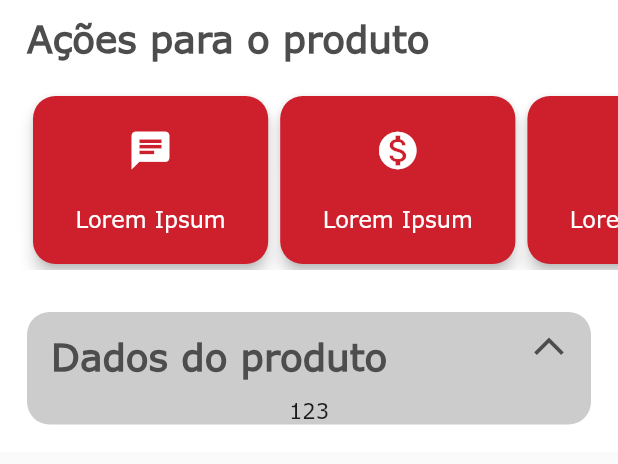
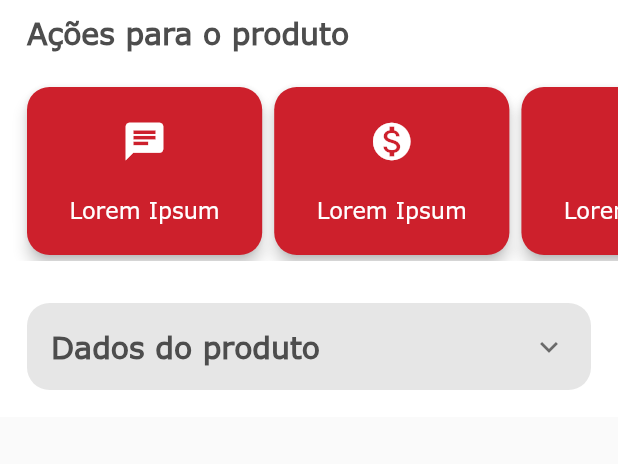
Before and after one commit to pedrocurzel/Desafio-Agrale, a Flutter app: the ProdutoActions widget shown alone on an empty page, opened directly with empty values, on a phone screen of 412 x 824 dp. Shown: the top 464 px of the screen. Run offline on Flutter 3.47's test engine with Material 2 defaults, Android fonts, the phone set to English and light mode, and no system bars.

Commit message:
Continuação da tela de consulta de chassis

```diff
--- a/lib/Screens/Chassi/consulta_chassi_screen.dart
+++ b/lib/Screens/Chassi/consulta_chassi_screen.dart
@@ -36,12 +36,7 @@ class _ConsultaChassiScreenState extends State<ConsultaChassiScreen> {
             decoration: BoxDecoration(
                 color: Colors.white,
                 border: Border(
-                bottom: BorderSide(
-                  color: Color(lightGrey),
-                  width: 1
-                )
-              )
-            ),
+                    bottom: BorderSide(color: Color(lightGrey), width: 1))),
             padding: const EdgeInsets.all(18.0),
             child: Column(
               children: [
@@ -106,7 +101,8 @@ class _ConsultaChassiScreenState extends State<ConsultaChassiScreen> {
                                       errorBorder: zerarBordasInput(),
                                       focusedErrorBorder: zerarBordasInput(),
                                       disabledBorder: zerarBordasInput(),
-                                      suffixIcon: chassiController.text != "" ? IconButton(
+                                      suffixIcon: chassiController.text != ""
+                                          ? IconButton(
                                               onPressed: () {
                                                 if (!isSearching) {
                                                   chassiController.clear();
@@ -120,7 +116,8 @@ class _ConsultaChassiScreenState extends State<ConsultaChassiScreen> {
                                                 Icons.close,
                                                 color: Color(lightGrey),
                                               ),
-                                      ) : null),
+                                            )
+                                          : null),
                                 ),
                               ),
                               Expanded(
@@ -145,9 +142,9 @@ class _ConsultaChassiScreenState extends State<ConsultaChassiScreen> {
                                         },
                                         icon: Icon(
                                           Icons.search,
-                                          color: isSearching
-                                              ? Color(lightGrey)
-                                              : Color(baseRed),
+                                          color: !isSearching && validateText()
+                                              ? Color(baseRed)
+                                              : Color(lightGrey),
                                           size: 30,
                                         ))
                                   ],
@@ -163,7 +160,14 @@ class _ConsultaChassiScreenState extends State<ConsultaChassiScreen> {
               ],
             ),
           ),
-          isSearching ? Padding(padding: EdgeInsets.only(top: 20), child: CircularProgressIndicator(color: Color(baseRed),),) : SizedBox(),
+          isSearching
+              ? Padding(
+                  padding: EdgeInsets.only(top: 20),
+                  child: CircularProgressIndicator(
+                    color: Color(baseRed),
+                  ),
+                )
+              : SizedBox(),
           produto != null ? ProdutoActions(product: produto!) : SizedBox(),
         ],
       ),
@@ -204,6 +208,7 @@ class _ConsultaChassiScreenState extends State<ConsultaChassiScreen> {
     print("search begin");
     setState(() {
       isSearching = true;
+      produto = null;
     });
     await searchProduct();
   }
--- a/lib/Screens/Menu/menu_screen.dart
+++ b/lib/Screens/Menu/menu_screen.dart
@@ -1,7 +1,10 @@
 import 'package:flutter/material.dart';
+
+import '../../models/produto.dart';
 
 class MenuScreen extends StatefulWidget {
   MenuScreen({Key? key}) : super(key: key);
+
   @override
   State<MenuScreen> createState() => _MenuScreenState();
 }
--- a/lib/consts/consts.dart
+++ b/lib/consts/consts.dart
@@ -5,12 +5,13 @@ const int lightGrey = 0xFFCCCCCC;
 const int darkGrey = 0xFF4D4D4D;
 const int appGrey = 0xFF8C8C8C;
 const backgroundWhite = 0xFFE5E5E5;
+const int expansionBg = 0xFFE6E6E6;
 
-Widget titleText(String text) {
+Widget titleText(String text, {double? fontSize}) {
   return Text(
     text,
     style: TextStyle(
-        fontSize: 25, fontWeight: FontWeight.bold, color: Color(darkGrey)),
+        fontSize: fontSize ?? 20, fontWeight: FontWeight.w700, color: Color(darkGrey)),
   );
 }
 
@@ -32,18 +33,17 @@ Widget buildHorizontalList(List<Map<String, dynamic>> items) {
       itemCount: items.length,
       itemBuilder: (context, index) {
         return Container(
-                margin: EdgeInsets.only(left: index == 0 ? 18 : 0),
+          margin: EdgeInsets.only(left: index == 0 ? 14 : 0),
           width: MediaQuery.of(context).size.width / 2.5,
           child: Card(
             elevation: 4,
-                  shape: RoundedRectangleBorder(
-                      borderRadius: BorderRadius.circular(15)),
+            shape:
+                RoundedRectangleBorder(borderRadius: BorderRadius.circular(15)),
             color: Color(baseRed),
             child: InkWell(
               onTap: () {
                 if (items[index]['navigateTo'] != null) {
-                        Navigator.pushNamed(
-                            context, items[index]['navigateTo']);
+                  Navigator.pushNamed(context, items[index]['navigateTo']);
                 }
               },
               child: Column(
--- a/lib/main.dart
+++ b/lib/main.dart
@@ -1,9 +1,11 @@
 import 'package:agrale/Screens/Menu/menu_screen.dart';
 import 'package:agrale/screens/home/home_page.dart';
 import 'package:flutter/material.dart';
+import 'package:intl/date_symbol_data_local.dart';
 
 void main() {
   WidgetsFlutterBinding.ensureInitialized();
+  initializeDateFormatting('pt_BR', null);
   runApp(MaterialApp(
     debugShowCheckedModeBanner: false,
     //home: HomePage(),
--- a/lib/widgets/produto_actions.dart
+++ b/lib/widgets/produto_actions.dart
@@ -1,6 +1,6 @@
 import 'package:agrale/Screens/Menu/menu_screen.dart';
 import 'package:flutter/material.dart';
-
+import 'package:intl/intl.dart';
 import '../consts/consts.dart';
 import '../models/produto.dart';
 
@@ -31,6 +31,19 @@ class _ProdutoActionsState extends State<ProdutoActions> {
             color: Colors.white,
             child: Column(
               children: [
+                acoesSection(),
+                Row(
+                  children: [dadosProdutoSection()],
+                )
+              ],
+            )),
+      )),
+    );
+  }
+
+  Widget acoesSection() {
+    return Column(
+      children: [
         Row(
           children: [
             Padding(
@@ -43,37 +56,98 @@ class _ProdutoActionsState extends State<ProdutoActions> {
           padding: EdgeInsets.only(top: 10, bottom: 10),
           child: buildHorizontalList(acoesItems),
         ),
-                Padding(
+      ],
+    );
+  }
+
+  Widget dadosProdutoSection() {
+    return Expanded(
+      child: Padding(
         padding: EdgeInsets.all(18),
-                  child: Theme(
-                    data: Theme.of(context)
-                        .copyWith(dividerColor: Colors.transparent),
         child: Container(
           decoration: BoxDecoration(
-                          color: Color(lightGrey),
+              color: Color(expansionBg),
               borderRadius: BorderRadius.circular(15)),
+          child: Theme(
+            data: ThemeData(fontFamily: 'Verdana')
+                .copyWith(dividerColor: Colors.transparent),
             child: ExpansionTile(
-                        initiallyExpanded: isExpanded,
-                        onExpansionChanged: (value) {
-                          setState(() {
-                            isExpanded = value;
-                          });
-                        },
               iconColor: Color(darkGrey),
-                        trailing: AnimatedRotation(
-                          duration: Duration(milliseconds: 200),
-                          turns: isExpanded ? 0.25 : 0.75,
-                          child: Icon(Icons.arrow_back_ios),
+              title: titleText("Dados do produto"),
+              children: [
+                Padding(
+                  padding: EdgeInsets.only(left: 18, right: 18, bottom: 18),
+                  child: Container(
+                    decoration: BoxDecoration(
+                        color: Colors.white,
+                        borderRadius: BorderRadius.circular(15)),
+                    padding: EdgeInsets.all(8),
+                    child: Column(
+                      children: [
+                        buildInfoRow("Produto: ", widget.product.name),
+                        buildInfoRow("Motor: ", widget.product.engineNumber),
+                        buildInfoRow("Chassi Secundário: ",
+                            widget.product.secondaryFrameNumber),
+                        buildInfoRow(
+                            "Data da NF Fabricante: ",
+                            DateFormat("dd/MM/yyyy")
+                                .format(widget.product.builderNfDate)),
+                        Padding(
+                          padding: EdgeInsets.only(left: 10, right: 10, top: 5),
+                          child: Divider(
+                            height: 1,
+                            color: Color(appGrey),
                           ),
-                        title: titleText("Dados do produto"),
-                        children: [Text("123")],
                         ),
+                        Padding(
+                          padding: EdgeInsets.only(
+                              left: 10, right: 10, bottom: 10, top: 10),
+                          child: Row(
+                            children: [
+                              titleText("Sobre a venda", fontSize: 18)
+                            ],
+                          ),
+                        ),
+                        buildInfoRow(
+                            "Nome do Proprietário: ", widget.product.venda.ownerName),
+                        buildInfoRow("Cidade/UF: ", "${widget.product.venda.city}/${widget.product.venda.uf}"),
+                        buildInfoRow("Data da NF de Venda: ",
+                            DateFormat("dd/MM/yyyy")
+                                .format(widget.product.venda.sellNfDate)),
+                      ],
                     ),
                   ),
                 )
               ],
-            )),
-      )),
+            ),
+          ),
+        ),
+      ),
+    );
+  }
+
+  Widget buildInfoRow(String label, String info, {bool isTitle = false}) {
+    return Padding(
+      padding: EdgeInsets.only(left: 10, right: 10, bottom: 10),
+      child: Row(
+        mainAxisAlignment: MainAxisAlignment.spaceBetween,
+        children: [
+          Text(label, style: TextStyle(color: Color(darkGrey), fontSize: 15)),
+          Text(
+            info,
+            style: TextStyle(
+                color: Color(darkGrey),
+                fontWeight: FontWeight.bold,
+                fontSize: 15),
+          )
+        ],
+      ),
     );
   }
 }
+
+//trailing: AnimatedRotation(
+//  duration: Duration(milliseconds: 200),
+//  turns: isExpanded ? 0.25 : 0.75,
+//  child: Icon(Icons.arrow_back_ios),
+//)
--- a/pubspec.yaml
+++ b/pubspec.yaml
@@ -37,6 +37,7 @@ dependencies:
   # Use with the CupertinoIcons class for iOS style icons.
   cupertino_icons: ^1.0.2
   google_fonts: ^4.0.4
+  intl: ^0.18.1
 
 dev_dependencies:
   flutter_test:
```
Lines whose indentation alone changed are shown as unchanged.
